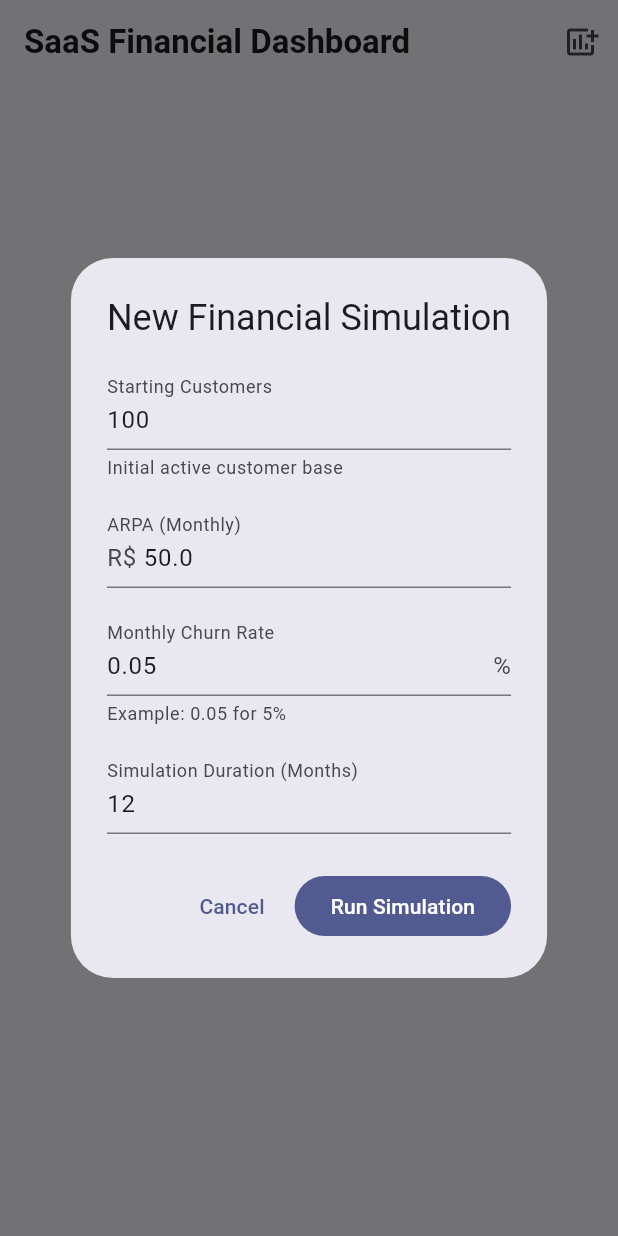
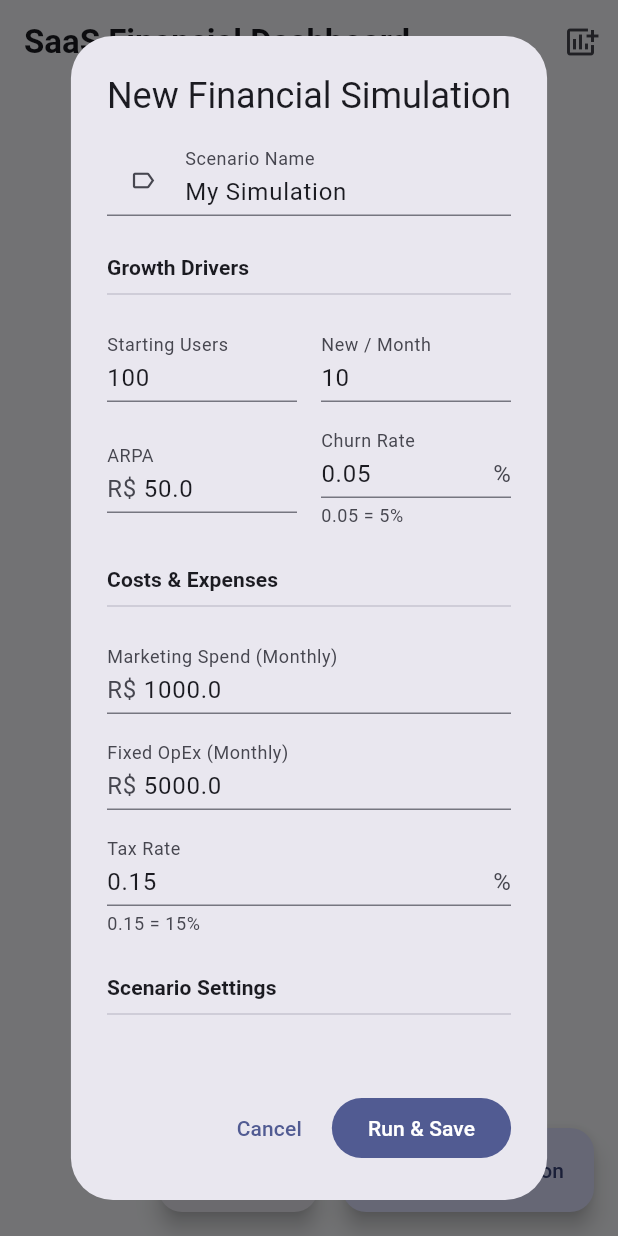
Before and after one commit to theocarranza/saas_metrics, a Flutter app: the DashboardPage screen opened by its route, after a tap on "Run Simulation", on a phone screen of 412 x 824 dp. Run offline on Flutter 3.47's test engine with Material 3 defaults, Android fonts, the phone set to English and light mode, and no system bars; our stand-ins replace equatable, fl_chart, flutter_riverpod, go_router, riverpod_annotation, shared_preferences; missing offline and left inert: flutter_adaptive_scaffold; accounts and stored records are empty; generated files the repository leaves out were written again.

Commit message:
feat(financial-modeling): implement scenario persistence and enhanced inputs (Ref #10)
- Added FinancialRepositoryImpl with SharedPreferences
- Enhanced SimulationDialog with complete input fields
- Created SavedScenariosDialog for managing simulations
- Implemented FinancialScenario serialization
- Added unit and widget tests
- Updated DashboardPage with Saved Scenarios FAB

```diff
--- a/lib/features/financial_modeling/domain/entities/financial_scenario.dart
+++ b/lib/features/financial_modeling/domain/entities/financial_scenario.dart
@@ -18,4 +18,40 @@ class FinancialScenario extends Equatable {
 
   @override
   List<Object> get props => [id, name, startDate, durationMonths, parameters];
+
+  Map<String, dynamic> toMap() {
+    return {
+      'id': id,
+      'name': name,
+      'startDate': startDate.toIso8601String(),
+      'durationMonths': durationMonths,
+      'parameters': parameters,
+    };
+  }
+
+  factory FinancialScenario.fromMap(Map<String, dynamic> map) {
+    return FinancialScenario(
+      id: map['id'] ?? '',
+      name: map['name'] ?? '',
+      startDate: DateTime.tryParse(map['startDate'] ?? '') ?? DateTime.now(),
+      durationMonths: map['durationMonths']?.toInt() ?? 12,
+      parameters: Map<String, dynamic>.from(map['parameters'] ?? {}),
+    );
+  }
+
+  FinancialScenario copyWith({
+    String? id,
+    String? name,
+    DateTime? startDate,
+    int? durationMonths,
+    Map<String, dynamic>? parameters,
+  }) {
+    return FinancialScenario(
+      id: id ?? this.id,
+      name: name ?? this.name,
+      startDate: startDate ?? this.startDate,
+      durationMonths: durationMonths ?? this.durationMonths,
+      parameters: parameters ?? this.parameters,
+    );
+  }
 }
--- a/lib/features/financial_modeling/presentation/pages/dashboard_page.dart
+++ b/lib/features/financial_modeling/presentation/pages/dashboard_page.dart
@@ -11,6 +11,8 @@ import '../../../auth/presentation/providers/auth_provider.dart';
 import '../widgets/kpi_card.dart';
 import '../widgets/revenue_chart.dart';
 import '../widgets/simulation_dialog.dart';
+
+import '../widgets/saved_scenarios_dialog.dart';
 
 class DashboardPage extends ConsumerStatefulWidget {
   const DashboardPage({super.key});
@@ -29,6 +31,31 @@ class _DashboardPageState extends ConsumerState<DashboardPage> {
     final isDesktop = Breakpoints.mediumAndUp.isActive(context);
 
     return Scaffold(
+      floatingActionButton: Row(
+        mainAxisSize: MainAxisSize.min,
+        children: [
+          FloatingActionButton.extended(
+            heroTag: 'saved_scenarios',
+            onPressed: () {
+              showDialog(
+                context: context,
+                builder: (context) => const SavedScenariosDialog(),
+              );
+            },
+            icon: const Icon(Icons.folder_open),
+            label: const Text('Saved'),
+            backgroundColor: Theme.of(context).colorScheme.surfaceContainerHigh,
+            foregroundColor: Theme.of(context).colorScheme.primary,
+          ),
+          const SizedBox(width: 16),
+          FloatingActionButton.extended(
+            heroTag: 'new_simulation',
+            onPressed: () => _showSimulationDialog(context),
+            icon: const Icon(Icons.play_arrow),
+            label: const Text('New Simulation'),
+          ),
+        ],
+      ),
       appBar: AppBar(
         title: const Text(
           'SaaS Financial Dashboard',
--- a/lib/features/financial_modeling/presentation/widgets/simulation_dialog.dart
+++ b/lib/features/financial_modeling/presentation/widgets/simulation_dialog.dart
@@ -3,6 +3,7 @@ import 'package:flutter_riverpod/flutter_riverpod.dart';
 import 'package:uuid/uuid.dart';
 import '../providers/financial_projections_provider.dart';
 import '../../domain/entities/financial_scenario.dart';
+import '../providers/financial_repository_provider.dart';
 
 class SimulationDialog extends ConsumerStatefulWidget {
   const SimulationDialog({super.key});
@@ -13,16 +14,26 @@ class SimulationDialog extends ConsumerStatefulWidget {
 
 class _SimulationDialogState extends ConsumerState<SimulationDialog> {
   final _formKey = GlobalKey<FormState>();
+  final _nameController = TextEditingController(text: 'My Simulation');
   final _startingCustomersController = TextEditingController(text: '100');
+  final _newCustomersController = TextEditingController(text: '10');
   final _arpaController = TextEditingController(text: '50.0');
   final _churnRateController = TextEditingController(text: '0.05');
+  final _marketingSpendController = TextEditingController(text: '1000.0');
+  final _fixedOpexController = TextEditingController(text: '5000.0');
+  final _taxRateController = TextEditingController(text: '0.15');
   final _durationController = TextEditingController(text: '12');
 
   @override
   void dispose() {
+    _nameController.dispose();
     _startingCustomersController.dispose();
+    _newCustomersController.dispose();
     _arpaController.dispose();
     _churnRateController.dispose();
+    _marketingSpendController.dispose();
+    _fixedOpexController.dispose();
+    _taxRateController.dispose();
     _durationController.dispose();
     super.dispose();
   }
@@ -38,55 +49,120 @@ class _SimulationDialogState extends ConsumerState<SimulationDialog> {
             mainAxisSize: MainAxisSize.min,
             children: [
               TextFormField(
-                controller: _startingCustomersController,
+                controller: _nameController,
                 decoration: const InputDecoration(
-                  labelText: 'Starting Customers',
-                  helperText: 'Initial active customer base',
+                  labelText: 'Scenario Name',
+                  isDense: true,
+                  prefixIcon: Icon(Icons.label_outline),
+                ),
+                validator: (v) =>
+                    v == null || v.isEmpty ? 'Enter a name' : null,
+              ),
+              const SizedBox(height: 24),
+              _buildSectionHeader('Growth Drivers'),
+              Row(
+                children: [
+                  Expanded(
+                    child: TextFormField(
+                      controller: _startingCustomersController,
+                      decoration: const InputDecoration(
+                        labelText: 'Starting Users',
+                        isDense: true,
+                      ),
+                      keyboardType: TextInputType.number,
+                      validator: (v) => _validateNumber(v),
+                    ),
+                  ),
+                  const SizedBox(width: 16),
+                  Expanded(
+                    child: TextFormField(
+                      controller: _newCustomersController,
+                      decoration: const InputDecoration(
+                        labelText: 'New / Month',
+                        isDense: true,
+                      ),
+                      keyboardType: TextInputType.number,
+                      validator: (v) => _validateNumber(v),
+                    ),
+                  ),
+                ],
+              ),
+              const SizedBox(height: 16),
+              Row(
+                children: [
+                  Expanded(
+                    child: TextFormField(
+                      controller: _arpaController,
+                      decoration: const InputDecoration(
+                        labelText: 'ARPA',
+                        prefixText: 'R\$ ',
+                        isDense: true,
+                      ),
+                      keyboardType: TextInputType.number,
+                      validator: (v) => _validateDouble(v),
+                    ),
+                  ),
+                  const SizedBox(width: 16),
+                  Expanded(
+                    child: TextFormField(
+                      controller: _churnRateController,
+                      decoration: const InputDecoration(
+                        labelText: 'Churn Rate',
+                        suffixText: '%',
+                        helperText: '0.05 = 5%',
+                        isDense: true,
+                      ),
+                      keyboardType: TextInputType.number,
+                      validator: (v) => _validateDouble(v),
+                    ),
+                  ),
+                ],
+              ),
+              const SizedBox(height: 24),
+              _buildSectionHeader('Costs & Expenses'),
+              TextFormField(
+                controller: _marketingSpendController,
+                decoration: const InputDecoration(
+                  labelText: 'Marketing Spend (Monthly)',
+                  prefixText: 'R\$ ',
+                  isDense: true,
                 ),
                 keyboardType: TextInputType.number,
-                validator: (value) =>
-                    value == null || int.tryParse(value) == null
-                    ? 'Enter a valid number'
-                    : null,
+                validator: (v) => _validateDouble(v),
               ),
               const SizedBox(height: 16),
               TextFormField(
-                controller: _arpaController,
+                controller: _fixedOpexController,
                 decoration: const InputDecoration(
-                  labelText: 'ARPA (Monthly)',
+                  labelText: 'Fixed OpEx (Monthly)',
                   prefixText: 'R\$ ',
+                  isDense: true,
                 ),
                 keyboardType: TextInputType.number,
-                validator: (value) =>
-                    value == null || double.tryParse(value) == null
-                    ? 'Enter a valid number'
-                    : null,
+                validator: (v) => _validateDouble(v),
               ),
               const SizedBox(height: 16),
               TextFormField(
-                controller: _churnRateController,
+                controller: _taxRateController,
                 decoration: const InputDecoration(
-                  labelText: 'Monthly Churn Rate',
+                  labelText: 'Tax Rate',
                   suffixText: '%',
-                  helperText: 'Example: 0.05 for 5%',
+                  helperText: '0.15 = 15%',
+                  isDense: true,
                 ),
                 keyboardType: TextInputType.number,
-                validator: (value) =>
-                    value == null || double.tryParse(value) == null
-                    ? 'Enter a valid number'
-                    : null,
+                validator: (v) => _validateDouble(v),
               ),
-              const SizedBox(height: 16),
+              const SizedBox(height: 24),
+              _buildSectionHeader('Scenario Settings'),
               TextFormField(
                 controller: _durationController,
                 decoration: const InputDecoration(
-                  labelText: 'Simulation Duration (Months)',
+                  labelText: 'Duration (Months)',
+                  isDense: true,
                 ),
                 keyboardType: TextInputType.number,
-                validator: (value) =>
-                    value == null || int.tryParse(value) == null
-                    ? 'Enter a valid number'
-                    : null,
+                validator: (v) => _validateNumber(v),
               ),
             ],
           ),
@@ -99,10 +175,40 @@ class _SimulationDialogState extends ConsumerState<SimulationDialog> {
         ),
         FilledButton(
           onPressed: _runSimulation,
-          child: const Text('Run Simulation'),
+          child: const Text('Run & Save'),
         ),
       ],
     );
+  }
+
+  Widget _buildSectionHeader(String title) {
+    return Padding(
+      padding: const EdgeInsets.only(bottom: 16),
+      child: Column(
+        crossAxisAlignment: CrossAxisAlignment.start,
+        children: [
+          Text(
+            title,
+            style: Theme.of(
+              context,
+            ).textTheme.titleSmall?.copyWith(fontWeight: FontWeight.bold),
+          ),
+          const Divider(),
+        ],
+      ),
+    );
+  }
+
+  String? _validateNumber(String? value) {
+    return value == null || int.tryParse(value) == null
+        ? 'Enter a valid number'
+        : null;
+  }
+
+  String? _validateDouble(String? value) {
+    return value == null || double.tryParse(value) == null
+        ? 'Enter a valid number'
+        : null;
   }
 
   Future<void> _runSimulation() async {
@@ -110,21 +216,26 @@ class _SimulationDialogState extends ConsumerState<SimulationDialog> {
 
     final scenario = FinancialScenario(
       id: const Uuid().v4(),
-      name: 'Custom Simulation',
+      name: _nameController.text,
       startDate: DateTime.now(),
       durationMonths: int.parse(_durationController.text),
       parameters: {
         'starting_customers': int.parse(_startingCustomersController.text),
+        'new_customers_monthly': int.parse(_newCustomersController.text),
         'arpa': double.parse(_arpaController.text),
         'churn_rate': double.parse(_churnRateController.text),
-        'new_customers_monthly': 10, // Default value for now
-        'marketing_spend': 1000.0,
-        'fixed_opex': 5000.0,
-        'tax_rate': 0.15,
+        'marketing_spend': double.parse(_marketingSpendController.text),
+        'fixed_opex': double.parse(_fixedOpexController.text),
+        'tax_rate': double.parse(_taxRateController.text),
       },
     );
 
     Navigator.of(context).pop();
+
+    // Save scenario
+    await ref.read(savedScenariosProvider.notifier).saveScenario(scenario);
+
+    // Run simulation
     await ref.read(financialProjectionsProvider.notifier).generate(scenario);
   }
 }
```
Also changed, not shown: lib/features/financial_modeling/data/repositories/financial_repository_impl.dart (added, +65 -0 lines), lib/features/financial_modeling/domain/repositories/financial_repository.dart (+7 -1 lines), lib/features/financial_modeling/presentation/providers/financial_repository_provider.dart (added, +36 -0 lines), lib/features/financial_modeling/presentation/widgets/saved_scenarios_dialog.dart (added, +82 -0 lines), lib/core/router/app_router.g.dart, lib/features/financial_modeling/presentation/providers/financial_repository_provider.g.dart (added), 3 other files.
